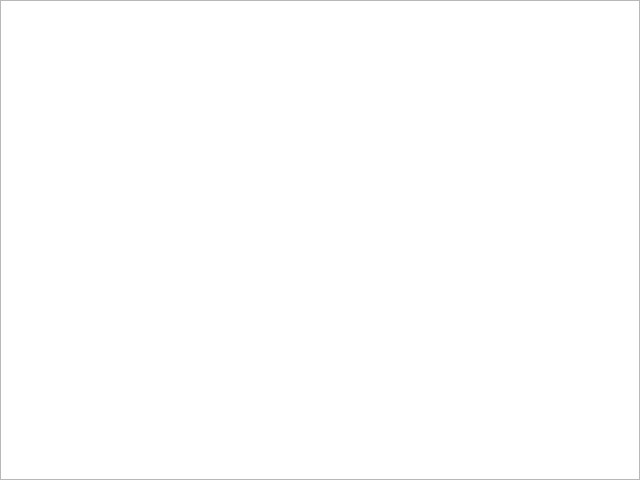
Old version of the form MFCWidgets/Widget_Treelist/widget_treelist.ui in the repository Eveler/cpp_libs.
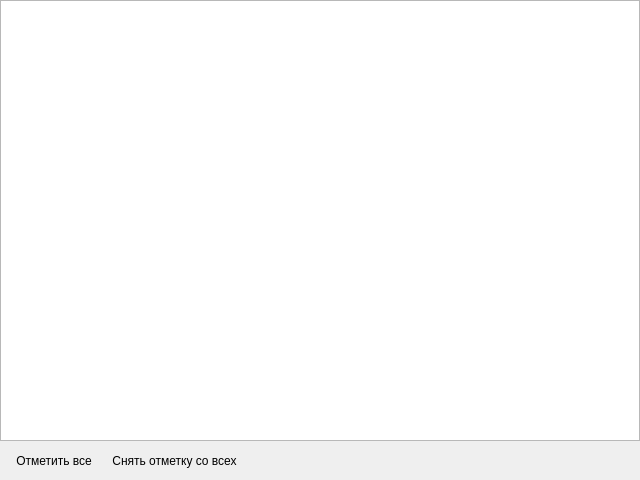
New version of the form.

```diff
--- a/MFCWidgets/Widget_Treelist/widget_treelist.ui
+++ b/MFCWidgets/Widget_Treelist/widget_treelist.ui
@@ -14,6 +14,9 @@
    <string>Form</string>
   </property>
   <layout class="QVBoxLayout" name="verticalLayout">
+   <property name="spacing">
+    <number>0</number>
+   </property>
    <property name="leftMargin">
     <number>0</number>
    </property>
@@ -31,9 +34,6 @@
      <property name="editTriggers">
       <set>QAbstractItemView::NoEditTriggers</set>
      </property>
-     <property name="alternatingRowColors">
-      <bool>true</bool>
-     </property>
      <property name="verticalScrollMode">
       <enum>QAbstractItemView::ScrollPerPixel</enum>
      </property>
@@ -44,8 +44,14 @@
       <bool>true</bool>
      </property>
      <property name="headerHidden">
+      <bool>false</bool>
+     </property>
+     <property name="expandsOnDoubleClick">
       <bool>true</bool>
      </property>
+     <attribute name="headerVisible">
+      <bool>false</bool>
+     </attribute>
      <attribute name="headerStretchLastSection">
       <bool>false</bool>
      </attribute>
@@ -54,11 +60,45 @@
        <string>1</string>
       </property>
      </column>
-     <column>
-      <property name="text">
-       <string>2</string>
-      </property>
-     </column>
+    </widget>
+   </item>
+   <item>
+    <widget class="QWidget" name="widget" native="true">
+     <layout class="QHBoxLayout" name="horizontalLayout">
+      <item>
+       <widget class="QToolButton" name="tBt_CheckAll">
+        <property name="text">
+         <string>Отметить все</string>
+        </property>
+        <property name="autoRaise">
+         <bool>true</bool>
+        </property>
+       </widget>
+      </item>
+      <item>
+       <widget class="QToolButton" name="tBt_UncheckAll">
+        <property name="text">
+         <string>Снять отметку со всех</string>
+        </property>
+        <property name="autoRaise">
+         <bool>true</bool>
+        </property>
+       </widget>
+      </item>
+      <item>
+       <spacer name="horizontalSpacer">
+        <property name="orientation">
+         <enum>Qt::Horizontal</enum>
+        </property>
+        <property name="sizeHint" stdset="0">
+         <size>
+          <width>40</width>
+          <height>20</height>
+         </size>
+        </property>
+       </spacer>
+      </item>
+     </layout>
     </widget>
    </item>
   </layout>
```
